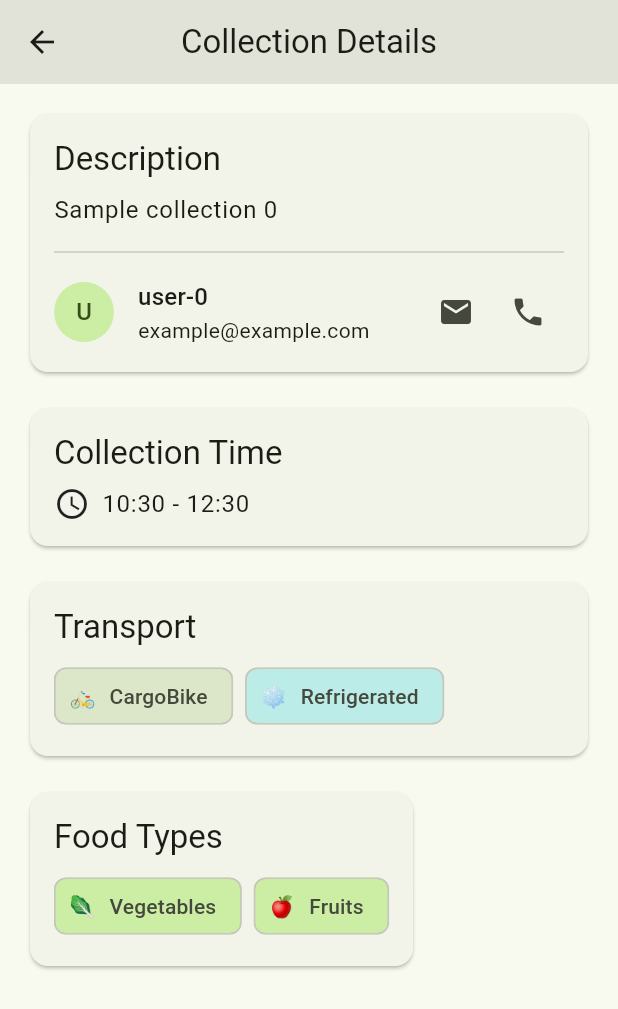
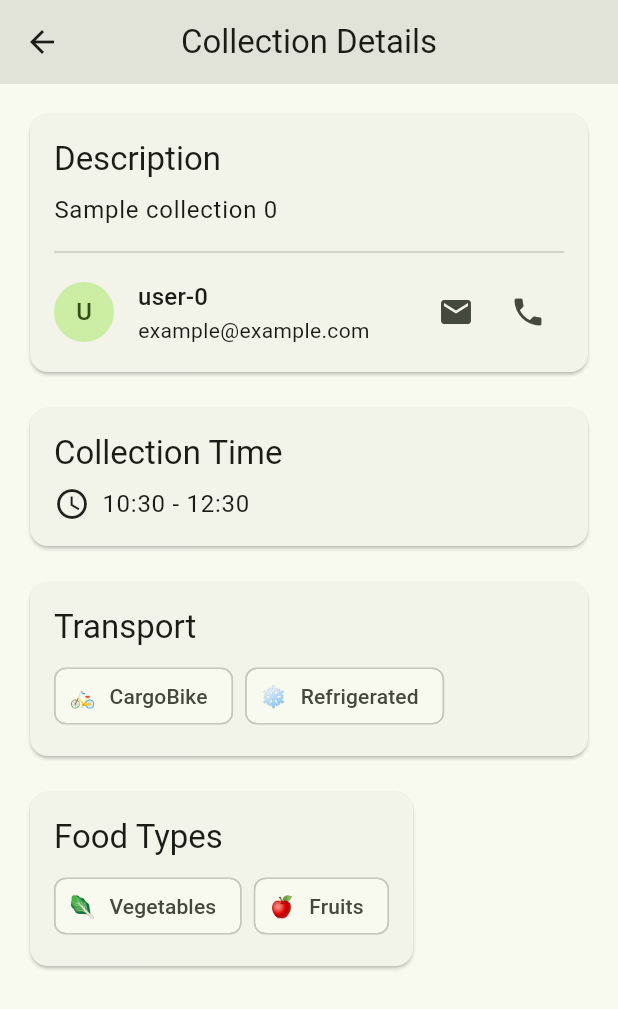
Before and after one commit to weAreHackaton/hackaton2025_6, a Flutter app: the screen it shows after launch, after a tap on an icon or button, on a phone screen of 412 x 824 dp. Shown: the top 1009 px of the screen. Run offline on Flutter 3.47's test engine with Material 3 defaults, Android fonts, the phone set to English and light mode, and no system bars; our stand-ins replace equatable, flutter_map, geolocator, latlong2.

Commit message:
removed colors

```diff
--- a/lib/ophalingen/views/detail_page.dart
+++ b/lib/ophalingen/views/detail_page.dart
@@ -179,7 +179,6 @@ class DetailPage extends StatelessWidget {
                             ophaling.transportType.name.substring(1),
                             style: const TextStyle(fontSize: 14),
                           ),
-                          backgroundColor: Theme.of(context).colorScheme.secondaryContainer,
                         ),
                         if (ophaling.needsRefrigeration) ...[
                           const SizedBox(width: 8),
@@ -189,7 +188,6 @@ class DetailPage extends StatelessWidget {
                               'Refrigerated',
                               style: TextStyle(fontSize: 14),
                             ),
-                            backgroundColor: Theme.of(context).colorScheme.tertiaryContainer,
                           ),
                         ],
                       ],
@@ -222,7 +220,6 @@ class DetailPage extends StatelessWidget {
                             type.name[0].toUpperCase() + type.name.substring(1),
                             style: const TextStyle(fontSize: 14),
                           ),
-                          backgroundColor: Theme.of(context).colorScheme.primaryContainer,
                         );
                       }).toList(),
                     ),
```
